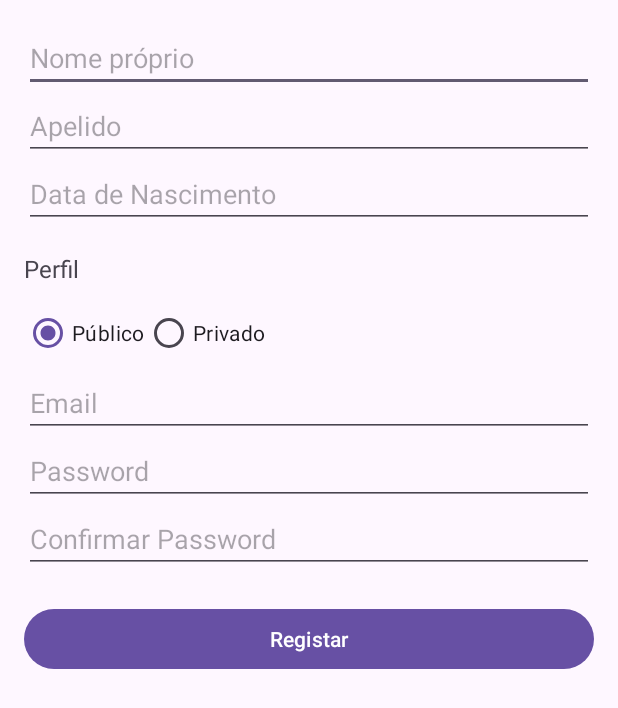
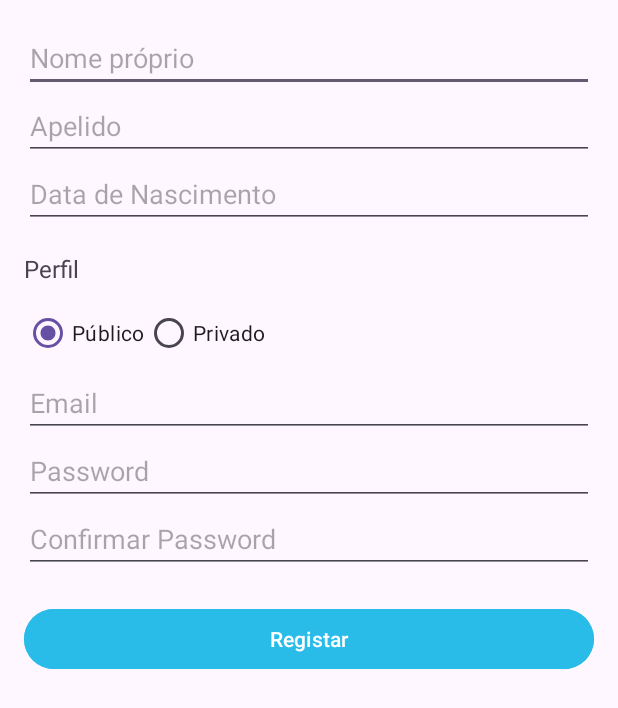
Before and after one commit to Aluno24845/Realcloset, an Android app built with Jetpack Compose: the screen it shows after launch (RegisterActivity), after a tap on "REGISTAR", on a phone screen of 412 x 824 dp. Shown: the top 708 px of the screen. Run offline under Robolectric (Android 15) with nearby library versions, the phone set to English and light mode, and no system bars.

```diff
--- a/app/src/main/java/pt/ipt/dam/realcloset/MainActivity.kt
+++ b/app/src/main/java/pt/ipt/dam/realcloset/MainActivity.kt
@@ -8,14 +8,19 @@ import androidx.appcompat.app.ActionBarDrawerToggle
 import androidx.appcompat.app.AppCompatActivity
 import androidx.drawerlayout.widget.DrawerLayout
 import com.google.android.material.navigation.NavigationView
+import pt.ipt.dam.realcloset.utils.SessionManager
 
 class MainActivity : AppCompatActivity() {
 
     private lateinit var drawerLayout: DrawerLayout
+    private lateinit var sessionManager: SessionManager
 
     override fun onCreate(savedInstanceState: Bundle?) {
         super.onCreate(savedInstanceState)
         setContentView(R.layout.activity_main)
+
+        // Inicializar o SessionManager
+        sessionManager = SessionManager(this)
 
         // Configurar a Toolbar
         setSupportActionBar(findViewById(R.id.toolbar))
@@ -26,6 +31,9 @@ class MainActivity : AppCompatActivity() {
         // Inicializar o DrawerLayout e o NavigationView
         drawerLayout = findViewById(R.id.drawer_layout)
         val navView: NavigationView = findViewById(R.id.nav_view)
+
+        updateNavigationMenu()
+
 
         // Configurar o botão do menu
         val toggle = ActionBarDrawerToggle(
@@ -38,39 +46,45 @@ class MainActivity : AppCompatActivity() {
         navView.setNavigationItemSelectedListener { menuItem ->
             when (menuItem.itemId) {
                 R.id.nav_profile -> {
-                    // Quando o item "Perfil" for selecionado, carregar o Fragment de Perfil
+                    // Só mostrar para utilizadores autenticados
+                    if (sessionManager.isUserLoggedIn()) {
                         val fragment = ProfileFragment()
                         supportFragmentManager.beginTransaction()
                             .replace(R.id.fragment_container, fragment)
                             .commit()
                     }
+                }
                 R.id.nav_wardrobe -> {
-                    // Quando o item "Guarda-Roupa" for selecionado, carregar o Fragment de Closet
+                    // Só mostrar para utilizadores autenticados
+                    if (sessionManager.isUserLoggedIn()) {
                         val fragment = ClosetFragment()
                         supportFragmentManager.beginTransaction()
                             .replace(R.id.fragment_container, fragment)
                             .commit()
                     }
+                }
                 R.id.nav_looks -> {
-                    // Quando o item "Looks" for selecionado, carregar o Fragment de Looks
+                    // Só mostrar para utilizadores autenticados
+                    if (sessionManager.isUserLoggedIn()) {
                         val fragment = LooksFragment()
                         supportFragmentManager.beginTransaction()
                             .replace(R.id.fragment_container, fragment)
                             .commit()
                     }
+                }
                 R.id.nav_about -> {
-                    // Quando o item "Sobre" for selecionado, carregar o Fragment "Sobre"
+                    // Mostrar sempre, tanto para autenticados quanto para não autenticados
                     val fragment = AboutFragment()
                     supportFragmentManager.beginTransaction()
                         .replace(R.id.fragment_container, fragment)
                         .commit()
                 }
             }
-            drawerLayout.closeDrawers() // Fecha o menu após a seleção
+            drawerLayout.closeDrawers()
             true
         }
 
-        // Carregar o fragmento do Sobre (ou outro por padrão) quando a app iniciar
+        // Carregar o fragmento do Sobre como padrão
         if (savedInstanceState == null) {
             val fragment = AboutFragment()
             supportFragmentManager.beginTransaction()
@@ -79,27 +93,75 @@ class MainActivity : AppCompatActivity() {
         }
     }
 
+    // toolbar_menu (menu com login/logout/registo)
     override fun onCreateOptionsMenu(menu: Menu?): Boolean {
-        menuInflater.inflate(R.menu.toolbar_menu, menu) // Inflar o menu na Toolbar
+        menuInflater.inflate(R.menu.toolbar_menu, menu)
+        return true
+    }
+
+    override fun onPrepareOptionsMenu(menu: Menu?): Boolean {
+        super.onPrepareOptionsMenu(menu)
+        menu?.apply {
+            // Mostrar/ocultar botões com base no estado do login
+            findItem(R.id.action_login)?.isVisible = !sessionManager.isUserLoggedIn()
+            findItem(R.id.action_register)?.isVisible = !sessionManager.isUserLoggedIn()
+            findItem(R.id.action_logout)?.isVisible = sessionManager.isUserLoggedIn()
+        }
         return true
     }
 
     override fun onOptionsItemSelected(item: MenuItem): Boolean {
         return when (item.itemId) {
             R.id.action_login -> {
-                // Ação para o botão Login
-                // Por exemplo, abrir a página de Login
+                // Ação para o botão Login (Abrir a página de Login)
                 val intent = Intent(this, LoginActivity::class.java)
                 startActivity(intent)
                 true
             }
+            // Ação para o botão Registar (Abrir a página de Registo)
             R.id.action_register -> {
-                // Ação para o botão Registar
                 val intent = Intent(this, RegisterActivity::class.java)
                 startActivity(intent)
+                true
+            }
+            // Ação para o botão Logout
+            R.id.action_logout -> {
+                sessionManager.logout() // Fazer logout
+
+                // Substituir o fragmento atual pelo fragmento padrão (AboutFragment)
+                val fragment = AboutFragment()
+                supportFragmentManager.beginTransaction()
+                    .replace(R.id.fragment_container, fragment)
+                    .commit()
+
+                // Atualizar o menu de navegação (mostrar apenas a opção "Sobre")
+                updateNavigationMenu()
+
+                // Atualizar a Toolbar (esconder botão de logout)
+                invalidateOptionsMenu()
                 true
             }
             else -> super.onOptionsItemSelected(item)
         }
     }
+
+    // Função para atualizar os itens de navegação após o logout
+    private fun updateNavigationMenu() {
+        val navView: NavigationView = findViewById(R.id.nav_view)
+        val menu = navView.menu
+
+        if (sessionManager.isUserLoggedIn()) {
+            // Utilizadores autenticados: mostrar todos os itens, exceto "Sobre"
+            menu.findItem(R.id.nav_profile).isVisible = true
+            menu.findItem(R.id.nav_wardrobe).isVisible = true
+            menu.findItem(R.id.nav_looks).isVisible = true
+            menu.findItem(R.id.nav_about).isVisible = true  // "Sobre" também é visível
+        } else {
+            // Utilizadores não autenticados: mostrar apenas "Sobre"
+            menu.findItem(R.id.nav_profile).isVisible = false
+            menu.findItem(R.id.nav_wardrobe).isVisible = false
+            menu.findItem(R.id.nav_looks).isVisible = false
+            menu.findItem(R.id.nav_about).isVisible = true  // "Sobre" é visível
         }
+    }
+}
--- /dev/null
+++ b/app/src/main/java/pt/ipt/dam/realcloset/utils/SessionManager.kt
@@ -0,0 +1,18 @@
+package pt.ipt.dam.realcloset.utils
+
+import android.content.Context
+import android.content.SharedPreferences
+
+class SessionManager(context: Context) {
+    private val prefs: SharedPreferences = context.getSharedPreferences("app_preferences", Context.MODE_PRIVATE)
+
+    // Verifica se existe token armazenado (utilizador logado)
+    fun isUserLoggedIn(): Boolean {
+        return prefs.getString("auth_token", null) != null
+    }
+
+    // Remove o token ao fazer logout
+    fun logout() {
+        prefs.edit().remove("auth_token").apply()
+    }
+}
--- a/app/src/main/res/layout/activity_login.xml
+++ b/app/src/main/res/layout/activity_login.xml
@@ -25,6 +25,7 @@
         android:id="@+id/login_button"
         android:layout_width="match_parent"
         android:layout_height="wrap_content"
+        android:backgroundTint="@color/azul"
         android:text="Login" />
 
     <TextView
@@ -33,7 +34,7 @@
         android:layout_height="wrap_content"
         android:text="Não possui conta? Registar aqui."
         android:textColor="@android:color/holo_blue_dark"
-        android:layout_marginTop="48dp"
+        android:layout_marginTop="24dp"
         android:clickable="true"
         android:focusable="true"
         android:onClick="goToRegister" />
--- a/app/src/main/res/layout/activity_main.xml
+++ b/app/src/main/res/layout/activity_main.xml
@@ -18,7 +18,7 @@
             android:id="@+id/toolbar"
             android:layout_width="match_parent"
             android:layout_height="?attr/actionBarSize"
-            android:background="@color/material_dynamic_primary80"
+            android:background="@color/azul"
             app:popupTheme="@style/ThemeOverlay.AppCompat.Light" />
 
         <!-- Container dos Fragmentos -->
--- a/app/src/main/res/layout/activity_register.xml
+++ b/app/src/main/res/layout/activity_register.xml
@@ -90,6 +90,7 @@
         android:layout_width="match_parent"
         android:layout_height="wrap_content"
         android:text="Registar"
-        android:layout_marginTop="20dp"/>
+        android:layout_marginTop="20dp"
+        android:backgroundTint="@color/azul"/>
 
 </LinearLayout>
--- a/app/src/main/res/menu/toolbar_menu.xml
+++ b/app/src/main/res/menu/toolbar_menu.xml
@@ -14,4 +14,11 @@
         android:title="Registar"
         app:showAsAction="always"/>
 
+    <!-- Botão Logout -->
+    <item
+        android:id="@+id/action_logout"
+        android:title="Logout"
+        app:showAsAction="always"
+        android:visible="false" />
+
 </menu>
--- a/app/src/main/res/values/colors.xml
+++ b/app/src/main/res/values/colors.xml
@@ -2,4 +2,5 @@
 <resources>
     <color name="black">#FF000000</color>
     <color name="white">#FFFFFFFF</color>
+    <color name="azul">#2abce9</color>
 </resources>
```
Also changed, not shown: app/src/main/res/layout/nav_header.xml (+8 -16 lines), app/src/main/res/drawable/ic_logo.png (added). Lines whose indentation alone changed are shown as unchanged.
